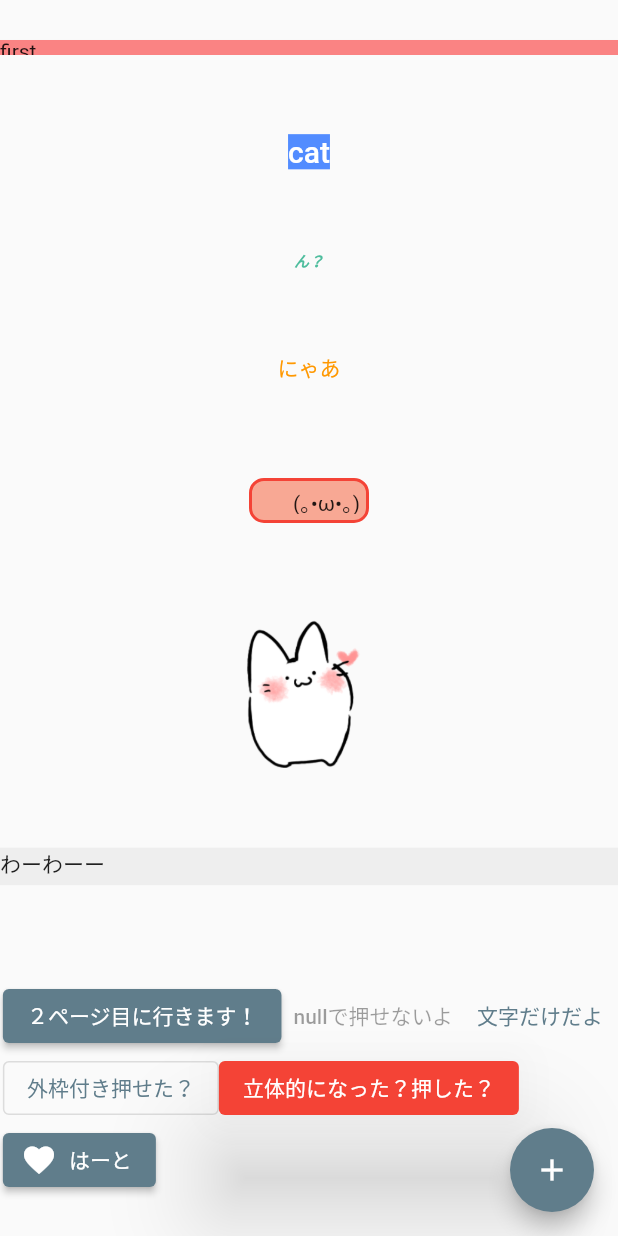
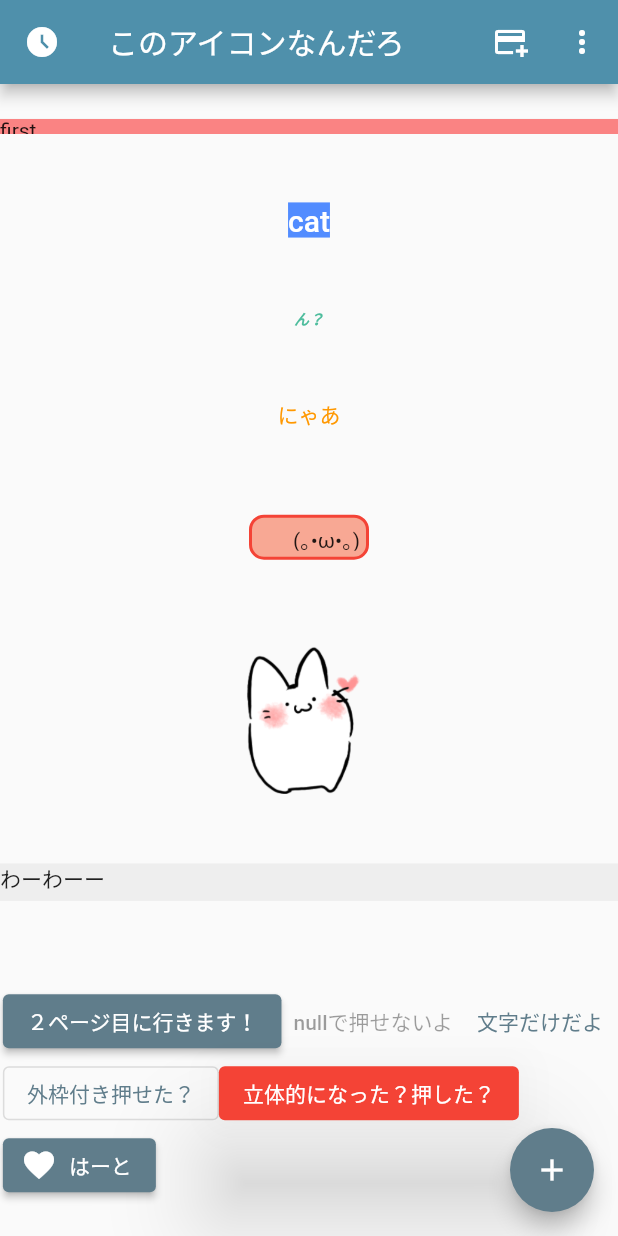
Before and after one commit to Atsuki335/WidgetPractice, a Flutter app: the screen it shows after launch, on a phone screen of 412 x 824 dp. Run offline on Flutter 3.47's test engine with Material 2 defaults, Android fonts, the phone set to English and light mode, and no system bars.

Commit message:
AppBar追加

```diff
--- a/lib/main.dart
+++ b/lib/main.dart
@@ -33,6 +33,26 @@ class _MyHomePageState extends State<MyHomePage> {
   @override
   Widget build(BuildContext context) {
     return Scaffold(
+//3-7
+      appBar: AppBar(
+          leading: Icon(Icons.access_time_filled_sharp),
+          title: Text(
+            'このアイコンなんだろ',
+            style: TextStyle(
+              color: Colors.white,
+            ),
+          ),
+          backgroundColor: Color.fromARGB(255, 79, 144, 171),
+          actions: <Widget>[
+            IconButton(
+              onPressed: () {},
+              icon: Icon(Icons.add_card),
+            ),
+            IconButton(
+              onPressed: () {},
+              icon: Icon(Icons.more_vert),
+            )
+          ]),
       body: Center(
         child: Column(
           mainAxisAlignment: MainAxisAlignment.spaceAround, //Column,Rowは間隔調整等
```
